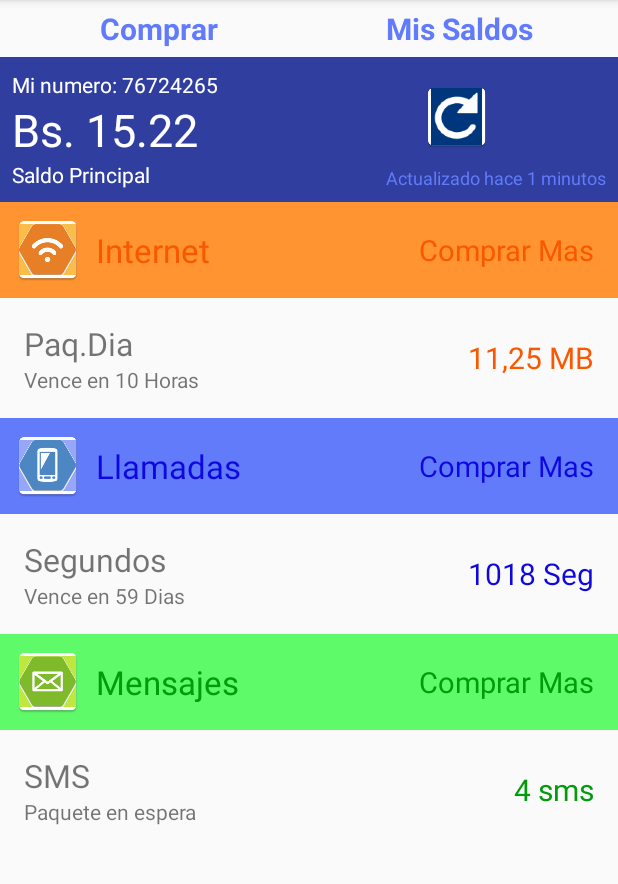
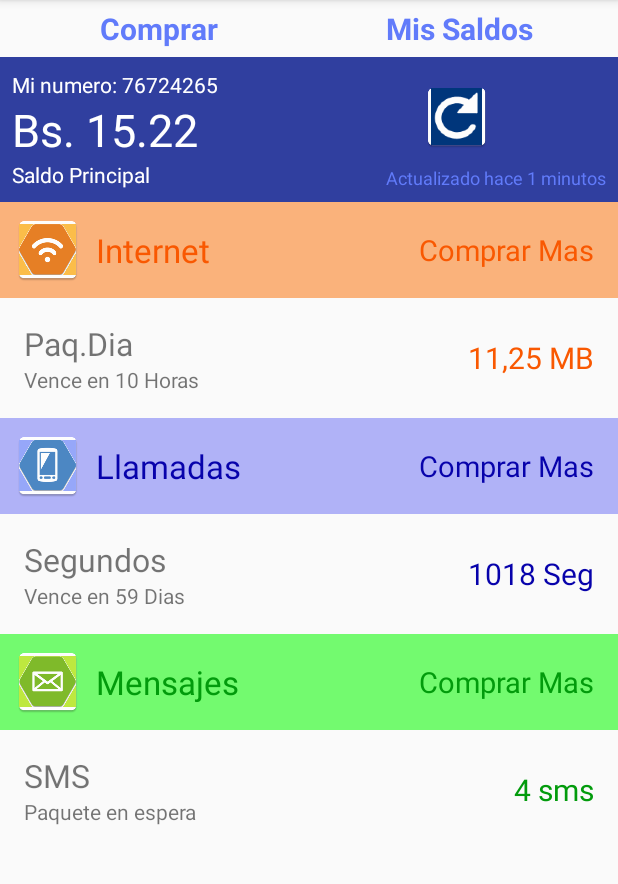
Before and after one commit to jorgeinfo/StudyJam_Tarea_1_1, an Android app: the screen it shows after launch (MainActivity), on a phone screen of 412 x 824 dp, the part 84-968 px from its top. Run offline under Robolectric (Android 15) with nearby library versions, the phone set to English and light mode, and no system bars.

Commit message:
Cambie el color del fondo de las columnas

```diff
--- a/app/src/main/res/layout/activity_main.xml
+++ b/app/src/main/res/layout/activity_main.xml
@@ -97,7 +97,7 @@
            android:layout_height="wrap_content"
            android:orientation="horizontal"
            android:padding="8sp"
-           android:background="@color/naranjaclaro"
+           android:background="@color/naranjamasclaro"
            android:weightSum="2">
            <LinearLayout
                android:layout_width="match_parent"
@@ -172,7 +172,7 @@
             android:orientation="horizontal"
             android:padding="8dp"
             android:weightSum="2"
-            android:background="@color/azulclaro">
+            android:background="@color/azulmasclaro">
             <LinearLayout
                 android:layout_width="match_parent"
                 android:layout_height="wrap_content"
@@ -244,7 +244,7 @@
              android:layout_height="wrap_content"
              android:orientation="horizontal"
              android:padding="8sp"
-             android:background="@color/verdeclaro"
+             android:background="@color/verdemasclaro"
              android:weightSum="2">
              <LinearLayout
                  android:layout_width="match_parent"
--- a/app/src/main/res/values/colors.xml
+++ b/app/src/main/res/values/colors.xml
@@ -4,11 +4,13 @@
     <color name="colorPrimaryDark">#303F9F</color>
     <color name="colorAccent">#FF4081</color>
     <color name="blanco">#ffffff</color>
-    <color name="azuloscuro">#0e07de</color>
+    <color name="azuloscuro">#0702ab</color>
     <color name="naranjaclaro">#ff9430</color>
     <color name="azulclaro">#617bfa</color>
     <color name="verdeclaro">#5ffa69</color>
     <color name="naranja">#f95801</color>
     <color name="verde">#029b0c</color>
-
+    <color name="verdemasclaro">#73fa6f</color>
+    <color name="naranjamasclaro">#fab27b</color>
+    <color name="azulmasclaro">#b0b2f7</color>
 </resources>
```
